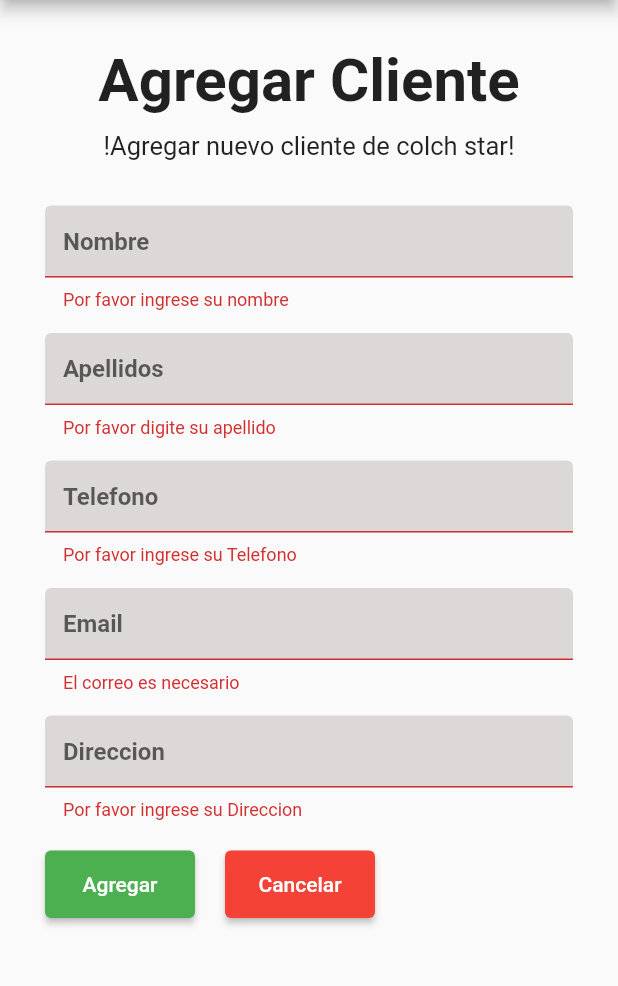
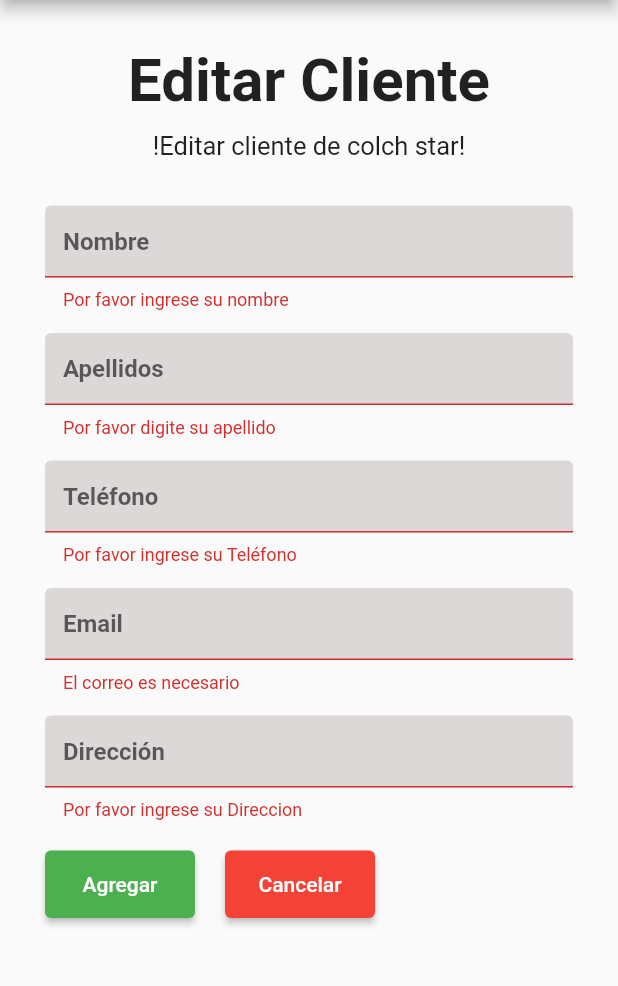
Before and after one commit to JESUS3928CF/colch_star_movile, a Flutter app: the CustomersEdit screen opened directly, after a tap on "Agregar", on a phone screen of 412 x 824 dp, the part 84-1070 px from its top. Run offline on Flutter 3.47's test engine with Material 2 defaults, Android fonts, the phone set to English and light mode, and no system bars; our stand-ins replace dio.

```diff
--- a/lib/presentation/providers/profile_provider.dart
+++ b/lib/presentation/providers/profile_provider.dart
@@ -28,7 +28,8 @@ class ProfileProvider extends ChangeNotifier {
 
   //! Esta petición no se una para el perfil pero es un ejemplo de como traer varios registros
   Future<void> getUsers() async {
-    final response = await _dio.get("http://localhost:3000/api/usuarios");
+    final response = await _dio.get(
+        "https://backend-colch-star-production.up.railway.app/api/usuarios");
 
     if (response.statusCode == 200) {
       final List<dynamic> data = response.data;
@@ -48,7 +49,8 @@ class ProfileProvider extends ChangeNotifier {
 
   Future<void> getProfile(email, password) async {
     // URL de la API a la que deseas enviar la solicitud POST
-    const url = 'http://localhost:3000/api/usuarios/login';
+    const url =
+        'https://backend-colch-star-production.up.railway.app/api/usuarios/login';
 
     // Datos que deseas enviar en el cuerpo de la solicitud
     final data = {
--- a/lib/presentation/screens/customers_edit.dart
+++ b/lib/presentation/screens/customers_edit.dart
@@ -11,9 +11,22 @@ class CustomersEdit extends StatefulWidget {
 }
 
 class _CustomersEditState extends State<CustomersEdit> {
-  String _nombre = '';
   final _formKey = GlobalKey<FormState>();
-  String _password = '';
+
+  final TextEditingController _nombreController =
+      TextEditingController(text: customerProvider.customer["name"]);
+
+  final TextEditingController _apellidoController =
+      TextEditingController(text: customerProvider.customer["lastName"]);
+
+  final TextEditingController _telefonoController =
+      TextEditingController(text: customerProvider.customer["phone"]);
+
+  final TextEditingController _emailController =
+      TextEditingController(text: customerProvider.customer["email"]);
+
+  final TextEditingController _direccionController =
+      TextEditingController(text: customerProvider.customer["address"]);
 
   @override
   Widget build(BuildContext context) {
@@ -31,7 +44,7 @@ class _CustomersEditState extends State<CustomersEdit> {
                       margin: const EdgeInsets.only(top: 15),
                       child: const Center(
                         child: Text(
-                          'Agregar Cliente',
+                          'Editar Cliente',
                           style: TextStyle(
                             fontWeight: FontWeight.bold,
                             fontSize: 40,
@@ -42,10 +55,10 @@ class _CustomersEditState extends State<CustomersEdit> {
                     const Padding(
                       padding: EdgeInsets.symmetric(vertical: 10),
                       child: Center(
-                          child: Text('!Agregar nuevo cliente de colch star!',
-                          style: TextStyle(
-                            fontSize: 17
-                          ),)),
+                          child: Text(
+                        '!Editar cliente de colch star!',
+                        style: TextStyle(fontSize: 17),
+                      )),
                     ),
                     Form(
                         key: _formKey,
@@ -54,7 +67,7 @@ class _CustomersEditState extends State<CustomersEdit> {
                             Padding(
                                 padding: const EdgeInsets.only(top: 20),
                                 child: TextFormField(
-                                  initialValue: customerProvider.customer["name"],
+                                  controller: _nombreController,
                                   decoration: const InputDecoration(
                                       hintText: 'Nombre',
                                       hintStyle: TextStyle(
@@ -76,16 +89,11 @@ class _CustomersEditState extends State<CustomersEdit> {
                                     }
                                     return null;
                                   },
-                                  onSaved: (value) {
-                                    setState(() {
-                                      _nombre = value.toString();
-                                    });
-                                  },
                                 )),
                             Padding(
                                 padding: const EdgeInsets.only(top: 15),
                                 child: TextFormField(
-                                  initialValue: customerProvider.customer["lastName"],
+                                  controller: _apellidoController,
                                   decoration: const InputDecoration(
                                       hintText: 'Apellidos',
                                       hintStyle: TextStyle(
@@ -111,9 +119,9 @@ class _CustomersEditState extends State<CustomersEdit> {
                             Padding(
                                 padding: const EdgeInsets.only(top: 15),
                                 child: TextFormField(
-                                  initialValue: customerProvider.customer["phone"],
+                                  controller: _telefonoController,
                                   decoration: const InputDecoration(
-                                      hintText: 'Telefono',
+                                      hintText: 'Teléfono',
                                       hintStyle: TextStyle(
                                           fontWeight: FontWeight.w700),
                                       fillColor:
@@ -129,7 +137,7 @@ class _CustomersEditState extends State<CustomersEdit> {
                                       filled: true),
                                   validator: (value) {
                                     if (value!.isEmpty) {
-                                      return 'Por favor ingrese su Telefono';
+                                      return 'Por favor ingrese su Teléfono';
                                     }
                                     return null;
                                   },
@@ -137,7 +145,7 @@ class _CustomersEditState extends State<CustomersEdit> {
                             Padding(
                                 padding: const EdgeInsets.only(top: 15),
                                 child: TextFormField(
-                                  initialValue: customerProvider.customer["email"],
+                                  controller: _emailController,
                                   decoration: const InputDecoration(
                                       hintText: 'Email',
                                       hintStyle: TextStyle(
@@ -169,9 +177,9 @@ class _CustomersEditState extends State<CustomersEdit> {
                             Padding(
                                 padding: const EdgeInsets.only(top: 15),
                                 child: TextFormField(
-                                  initialValue: customerProvider.customer["address"],
+                                  controller: _direccionController,
                                   decoration: const InputDecoration(
-                                      hintText: 'Direccion',
+                                      hintText: 'Dirección',
                                       hintStyle: TextStyle(
                                           fontWeight: FontWeight.w700),
                                       fillColor:
@@ -202,8 +210,25 @@ class _CustomersEditState extends State<CustomersEdit> {
                                       height: 45,
                                       child: ElevatedButton(
                                           onPressed: () {
+                                            String name =
+                                                _nombreController.text;
+                                            String lastName =
+                                                _apellidoController.text;
+                                            String phone =
+                                                _telefonoController.text;
+                                            String email =
+                                                _emailController.text;
+                                            String address =
+                                                _direccionController.text;
+
                                             if (_formKey.currentState!
                                                 .validate()) {
+                                              customerProvider.editCustomer(
+                                                  name,
+                                                  lastName,
+                                                  phone,
+                                                  email,
+                                                  address);
                                               ScaffoldMessenger.of(context)
                                                   .showSnackBar(const SnackBar(
                                                 content: Row(
@@ -219,7 +244,7 @@ class _CustomersEditState extends State<CustomersEdit> {
                                                       width: 5,
                                                     ),
                                                     Text(
-                                                      "Usuario registrado correctamente",
+                                                      "Cliente registrado correctamente",
                                                       style: TextStyle(
                                                           color: Color.fromARGB(
                                                               255,
@@ -251,7 +276,9 @@ class _CustomersEditState extends State<CustomersEdit> {
                                           ),
                                           child: const Text('Agregar')),
                                     )),
-                                    SizedBox( width: 20,),
+                                SizedBox(
+                                  width: 20,
+                                ),
                                 SizedBox(
                                   width: 100,
                                   height: 45,
```
Also changed, not shown: lib/presentation/providers/customer_provider.dart (+53 -2 lines), lib/presentation/screens/customers_screen.dart (+3 -10 lines).
